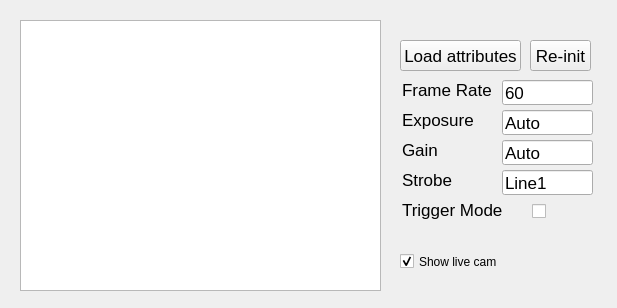
jbmelander/jackfish, file cam_gui.ui: the form before one commit.
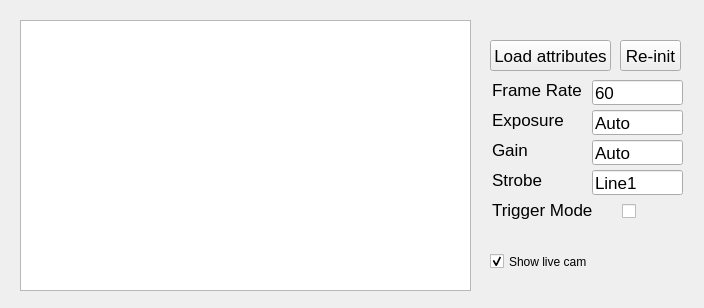
The form after the commit. Custom widgets are drawn as their Qt base class.

```diff
--- a/cam_gui.ui
+++ b/cam_gui.ui
@@ -6,7 +6,7 @@
    <rect>
     <x>0</x>
     <y>0</y>
-    <width>617</width>
+    <width>704</width>
     <height>308</height>
    </rect>
   </property>
@@ -18,7 +18,7 @@
     <rect>
      <x>20</x>
      <y>20</y>
-     <width>361</width>
+     <width>451</width>
      <height>271</height>
     </rect>
    </property>
@@ -26,7 +26,7 @@
   <widget class="QCheckBox" name="trigger_toggle">
    <property name="geometry">
     <rect>
-     <x>532</x>
+     <x>622</x>
      <y>200</y>
      <width>16</width>
      <height>23</height>
@@ -42,7 +42,7 @@
   <widget class="QLabel" name="label_3">
    <property name="geometry">
     <rect>
-     <x>402</x>
+     <x>492</x>
      <y>160</y>
      <width>81</width>
      <height>40</height>
@@ -64,7 +64,7 @@
   <widget class="QLabel" name="label_0">
    <property name="geometry">
     <rect>
-     <x>402</x>
+     <x>492</x>
      <y>70</y>
      <width>90</width>
      <height>40</height>
@@ -86,7 +86,7 @@
   <widget class="QLabel" name="label_1">
    <property name="geometry">
     <rect>
-     <x>402</x>
+     <x>492</x>
      <y>100</y>
      <width>81</width>
      <height>40</height>
@@ -108,7 +108,7 @@
   <widget class="QLineEdit" name="fr_edit">
    <property name="geometry">
     <rect>
-     <x>502</x>
+     <x>592</x>
      <y>80</y>
      <width>91</width>
      <height>25</height>
@@ -130,7 +130,7 @@
   <widget class="QLabel" name="label_4">
    <property name="geometry">
     <rect>
-     <x>402</x>
+     <x>492</x>
      <y>190</y>
      <width>101</width>
      <height>40</height>
@@ -152,7 +152,7 @@
   <widget class="QLabel" name="label_2">
    <property name="geometry">
     <rect>
-     <x>402</x>
+     <x>492</x>
      <y>130</y>
      <width>81</width>
      <height>40</height>
@@ -174,7 +174,7 @@
   <widget class="QLineEdit" name="gain_edit">
    <property name="geometry">
     <rect>
-     <x>502</x>
+     <x>592</x>
      <y>140</y>
      <width>91</width>
      <height>25</height>
@@ -196,7 +196,7 @@
   <widget class="QLineEdit" name="strobe_edit">
    <property name="geometry">
     <rect>
-     <x>502</x>
+     <x>592</x>
      <y>170</y>
      <width>91</width>
      <height>25</height>
@@ -218,7 +218,7 @@
   <widget class="QLineEdit" name="exposure_edit">
    <property name="geometry">
     <rect>
-     <x>502</x>
+     <x>592</x>
      <y>110</y>
      <width>91</width>
      <height>25</height>
@@ -240,7 +240,7 @@
   <widget class="QPushButton" name="init_push">
    <property name="geometry">
     <rect>
-     <x>530</x>
+     <x>620</x>
      <y>40</y>
      <width>61</width>
      <height>31</height>
@@ -259,7 +259,7 @@
   <widget class="QCheckBox" name="preview_toggle">
    <property name="geometry">
     <rect>
-     <x>400</x>
+     <x>490</x>
      <y>250</y>
      <width>121</width>
      <height>23</height>
@@ -275,7 +275,7 @@
   <widget class="QPushButton" name="load_attrs_push">
    <property name="geometry">
     <rect>
-     <x>400</x>
+     <x>490</x>
      <y>40</y>
      <width>121</width>
      <height>31</height>
```
